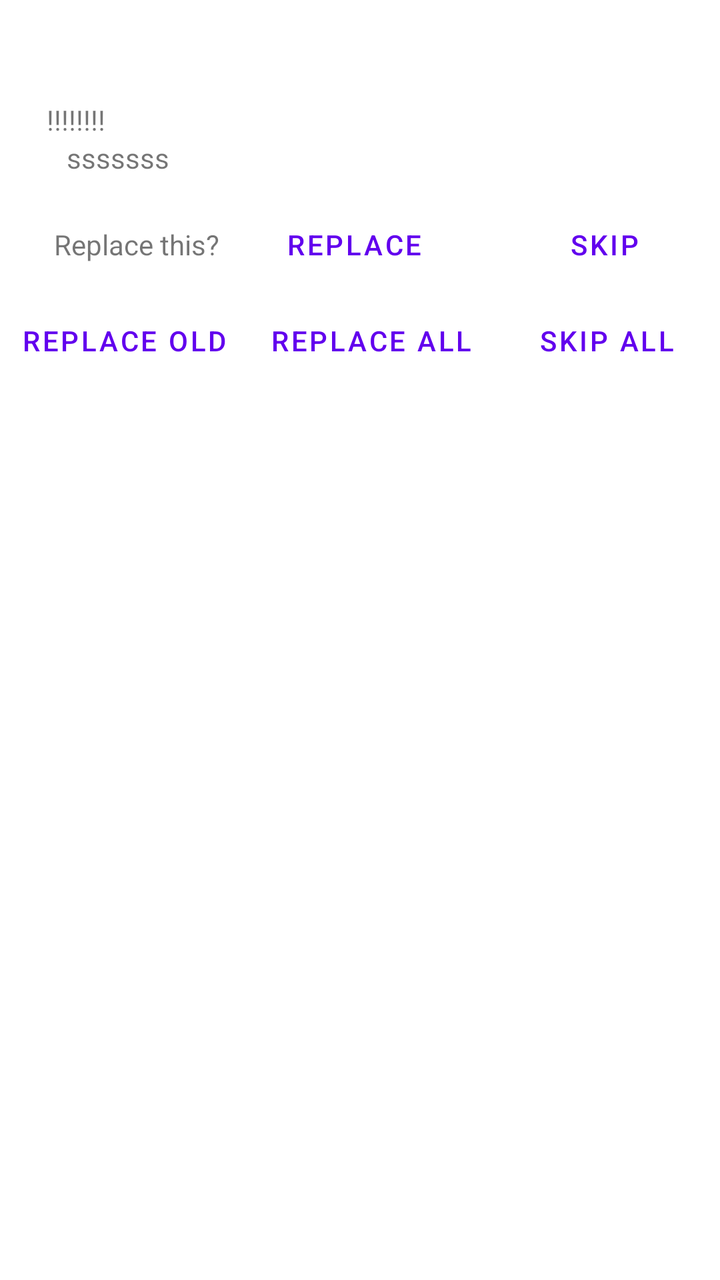
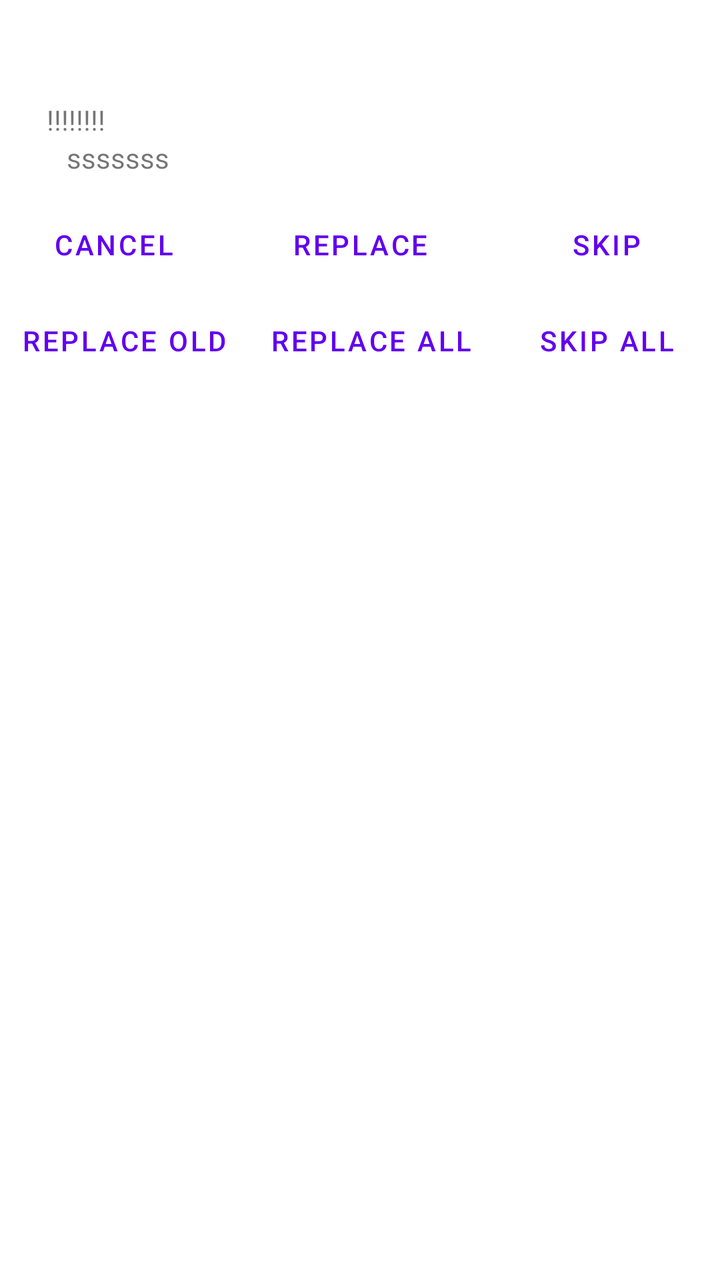

Compare the two renders of this Android layout. The source of the first and the diff that turns it into the second are given below.
<!-- AndroidManifest.xml: fallback theme Theme.MaterialComponents.DayNight.NoActionBar -->
<!-- res/layout/file_exists.xml -->
<LinearLayout xmlns:android="http://schemas.android.com/apk/res/android"
    android:layout_width="fill_parent"
    android:layout_height="wrap_content"
    android:orientation="vertical" >

    <TextView
        android:id="@+id/dlg_title"
        android:layout_height="wrap_content"
        android:layout_width="fill_parent"
        android:layout_marginTop="16dip"
        android:layout_marginStart="20dip"
        android:layout_marginBottom="10dip"
        android:textAppearance="?android:attr/textAppearanceMedium"
        android:textStyle="bold"
        />

    <TextView
        android:id="@+id/msg_text"
        android:layout_height="wrap_content"
        android:layout_width="wrap_content"
        android:layout_marginStart="20dip"
        android:text=" !!!!!!!!"
        />

    <TextView
        android:id="@+id/conflict_details"
        android:layout_height="wrap_content"
        android:layout_width="wrap_content"
        android:layout_marginStart="30dip"
        android:text=" sssssss"
        />

    <LinearLayout
        android:layout_width="fill_parent"
        android:layout_height="wrap_content"
        android:layout_marginTop="10dip"
        android:gravity="center_horizontal"
        android:orientation="horizontal" >

        <TextView
            android:layout_height="wrap_content"
            android:layout_width="wrap_content"
            android:layout_marginEnd="10dip"
            android:layout_weight="1"
            android:gravity="right"
            android:text="@string/replace_this"
            />

        <Button style="?android:attr/buttonBarButtonStyle"
            android:id="@+id/yes_replace"
            android:layout_width="wrap_content"
            android:layout_height="wrap_content"
            android:layout_marginEnd="10dip"
            android:layout_weight="1"
            android:text="@string/dialog_replace"
            />

        <Button style="?android:attr/buttonBarButtonStyle"
            android:id="@+id/no_skip"
            android:layout_width="wrap_content"
            android:layout_height="wrap_content"
            android:layout_weight="1"
            android:text="@string/dialog_skip" />

    </LinearLayout>

    <LinearLayout
        android:layout_width="fill_parent"
        android:layout_height="wrap_content"
        android:layout_marginTop="0dip"
        android:gravity="center_horizontal"
        android:orientation="horizontal" >

        <Button style="?android:attr/buttonBarButtonStyle"
            android:id="@+id/replace_old"
            android:layout_width="wrap_content"
            android:layout_height="wrap_content"
            android:layout_weight="1"
            android:text="@string/dialog_replace_old"
            />

        <Button style="?android:attr/buttonBarButtonStyle"
            android:id="@+id/replace_all"
            android:layout_width="wrap_content"
            android:layout_height="wrap_content"
            android:layout_marginEnd="10dip"
            android:layout_weight="1"
            android:text="@string/dialog_replace_all"
            />

        <Button style="?android:attr/buttonBarButtonStyle"
            android:id="@+id/skip_all"
            android:layout_width="wrap_content"
            android:layout_height="wrap_content"
            android:layout_marginEnd="10dip"
            android:layout_weight="1"
            android:text="@string/dialog_skip_all"
            />

    </LinearLayout>


</LinearLayout>
<!-- resources referenced by this layout -->
<resources>
  <string name="dialog_replace">Replace</string>
  <string name="dialog_replace_all">Replace all</string>
  <string name="dialog_replace_old">Replace old</string>
  <string name="dialog_skip">Skip</string>
  <string name="dialog_skip_all">Skip all</string>
  <string name="replace_this">Replace this?</string>
</resources>

<!-- the commit's change to res/layout/file_exists.xml (unified diff, before → after) -->
@@ -37,13 +37,13 @@
         android:gravity="center_horizontal"
         android:orientation="horizontal" >
 
-        <TextView
+        <Button style="?android:attr/buttonBarButtonStyle"
+            android:id="@+id/cancel"
+            android:layout_width="wrap_content"
             android:layout_height="wrap_content"
-            android:layout_width="wrap_content"
             android:layout_marginEnd="10dip"
             android:layout_weight="1"
-            android:gravity="right"
-            android:text="@string/replace_this"
+            android:text="@string/dialog_cancel"
             />
 
         <Button style="?android:attr/buttonBarButtonStyle"
<!-- resource entries referenced after the edit -->
@@ -1,10 +1,10 @@
 <!-- resources referenced by this layout -->
 <resources>
+  <string name="dialog_cancel">Cancel</string>
   <string name="dialog_replace">Replace</string>
   <string name="dialog_replace_all">Replace all</string>
   <string name="dialog_replace_old">Replace old</string>
   <string name="dialog_skip">Skip</string>
   <string name="dialog_skip_all">Skip all</string>
-  <string name="replace_this">Replace this?</string>
 </resources>
 
